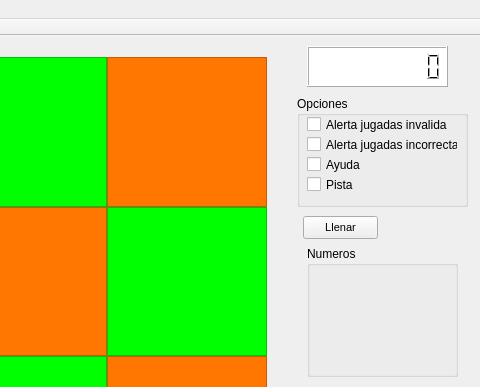
This is sudoku/mainwindow.ui in mansrz/Sudoku as Qt 5 draws it before an edit; both pictures show x 243 to 723 and y 0 to 387 of the 723 by 541 pixel window. The edited form follows.
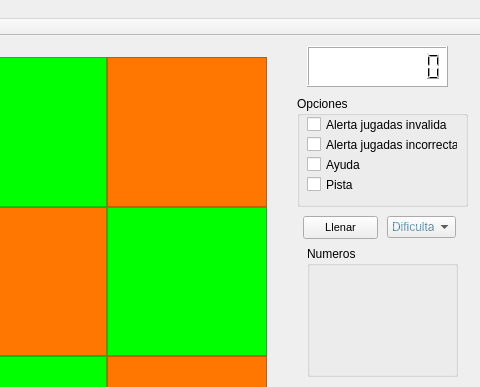
This is the edited form.

Commit message:
ComboBox de Dificultad
Combobox de dificilutd

Patch:
```diff
--- a/sudoku/mainwindow.ui
+++ b/sudoku/mainwindow.ui
@@ -307,6 +307,39 @@
      <string>Finalizar</string>
     </property>
    </widget>
+   <widget class="QComboBox" name="dificultad">
+    <property name="geometry">
+     <rect>
+      <x>630</x>
+      <y>180</y>
+      <width>69</width>
+      <height>22</height>
+     </rect>
+    </property>
+    <property name="styleSheet">
+     <string notr="true">color: qradialgradient(spread:repeat, cx:0.5, cy:0.5, radius:0.077, fx:0.5, fy:0.5, stop:0 rgba(0, 169, 255, 147), stop:0.497326 rgba(0, 0, 0, 147), stop:1 rgba(0, 169, 255, 147));</string>
+    </property>
+    <item>
+     <property name="text">
+      <string>Dificultad</string>
+     </property>
+    </item>
+    <item>
+     <property name="text">
+      <string>1 Facil</string>
+     </property>
+    </item>
+    <item>
+     <property name="text">
+      <string>2 Intermedio</string>
+     </property>
+    </item>
+    <item>
+     <property name="text">
+      <string>3 Dificil</string>
+     </property>
+    </item>
+   </widget>
   </widget>
   <widget class="QMenuBar" name="menuBar">
    <property name="geometry">
```
Left out of the diff: 6 changed lines with no effect on the pictures. The commit also changes 3 other files.
